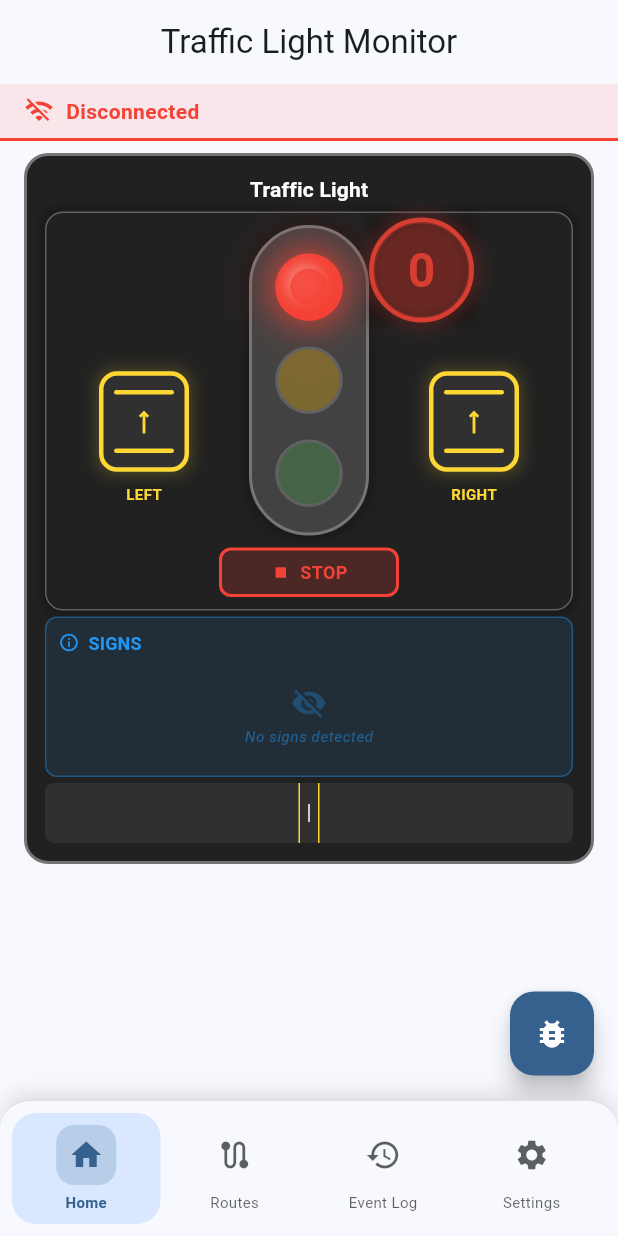
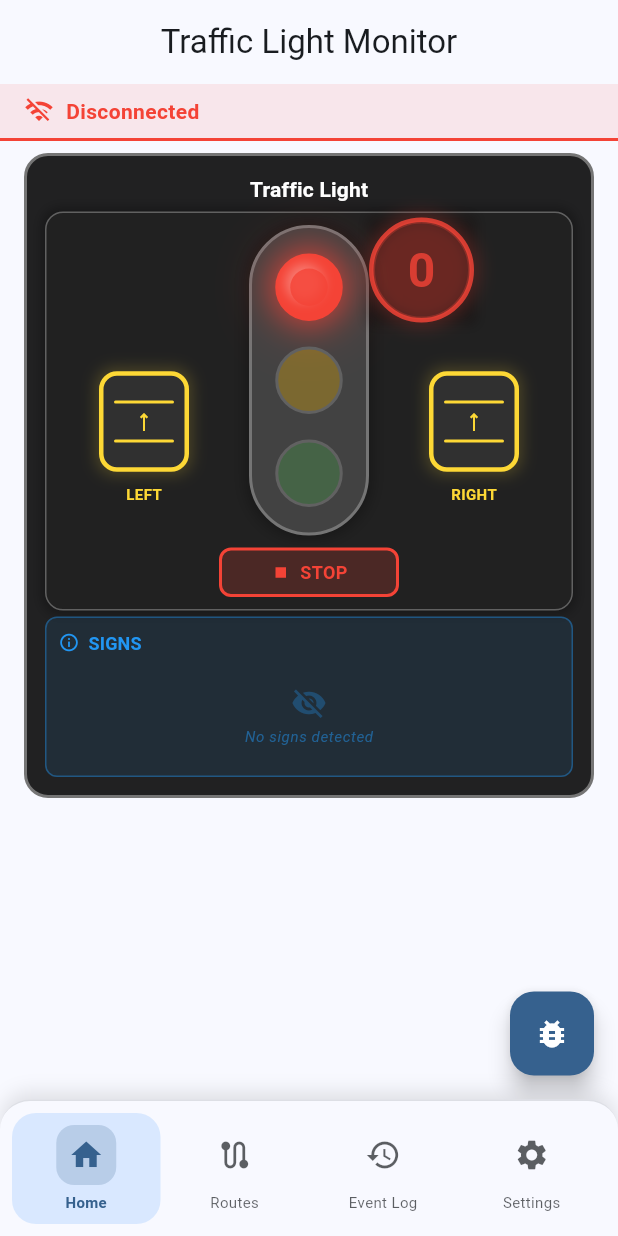
Before and after one commit to GoldenTiger720/TrafficApp, a Flutter app: the screen it shows after launch, on a phone screen of 412 x 824 dp. Run offline on Flutter 3.47's test engine with Material 3 defaults, Android fonts, the phone set to English and light mode, and no system bars; our stand-ins replace flutter_blue_plus, flutter_local_notifications, permission_handler, share_plus, shared_preferences; missing offline and left inert: window_manager.

Commit message:
Removed road card

```diff
--- a/lib/widgets/traffic_light_widget.dart
+++ b/lib/widgets/traffic_light_widget.dart
@@ -550,40 +550,40 @@ class _TrafficLightWidgetState extends State<TrafficLightWidget>
                 // Lane boundary lines
                 Container(
                   width: 40,
-                  height: 3,
+                  height: 2,
                   decoration: BoxDecoration(
                     color: Colors.yellow[600],
-                    borderRadius: BorderRadius.circular(1.5),
+                    borderRadius: BorderRadius.circular(1),
                   ),
                 ),
-                const SizedBox(height: 8),
+                const SizedBox(height: 4),
 
                 // Direction arrows from recognized signs
                 if (_getLaneDirections().isNotEmpty) ...[
                   ..._getLaneDirections().take(2).map((direction) => Padding(
-                    padding: const EdgeInsets.symmetric(vertical: 4),
+                    padding: const EdgeInsets.symmetric(vertical: 2),
                     child: Icon(
                       direction,
                       color: Colors.yellow[600],
-                      size: 20,
+                      size: 16,
                     ),
                   )),
                 ] else ...[
                   Icon(
                     Icons.straight,
                     color: Colors.yellow[600],
-                    size: 20,
+                    size: 16,
                   ),
                 ],
 
-                const SizedBox(height: 8),
+                const SizedBox(height: 4),
                 // Bottom lane boundary
                 Container(
                   width: 40,
-                  height: 3,
+                  height: 2,
                   decoration: BoxDecoration(
                     color: Colors.yellow[600],
-                    borderRadius: BorderRadius.circular(1.5),
+                    borderRadius: BorderRadius.circular(1),
                   ),
                 ),
               ],
@@ -668,9 +668,6 @@ class _TrafficLightWidgetState extends State<TrafficLightWidget>
           height: 107, // 2/3 of previous height (160 * 2/3 = 107)
           child: _buildCompactRoadSigns(context),
         ),
-        const SizedBox(height: 4),
-        // Compact road surface representation
-        _buildCompactRoadSurface(),
       ],
     );
   }
```
Also changed, not shown: assets/images/left_turn.png (added), assets/images/right_turn.png (added), assets/images/straight.png (added).
